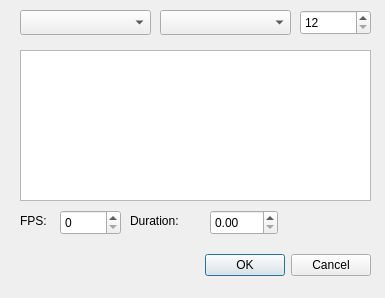
This is frameobjectdialog.ui in IENT/YUView as Qt 5 draws it before an edit. The edited form follows.
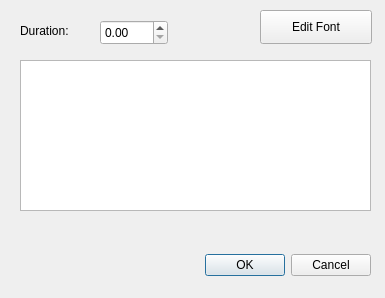
This is the edited form.

Patch:
```diff
--- a/frameobjectdialog.ui
+++ b/frameobjectdialog.ui
@@ -39,72 +39,17 @@
    <property name="geometry">
     <rect>
      <x>20</x>
-     <y>50</y>
+     <y>60</y>
      <width>351</width>
      <height>151</height>
     </rect>
    </property>
   </widget>
-  <widget class="QComboBox" name="comboBox">
-   <property name="geometry">
-    <rect>
-     <x>20</x>
-     <y>10</y>
-     <width>131</width>
-     <height>25</height>
-    </rect>
-   </property>
-  </widget>
-  <widget class="QSpinBox" name="spinBox">
-   <property name="geometry">
-    <rect>
-     <x>300</x>
-     <y>10</y>
-     <width>71</width>
-     <height>25</height>
-    </rect>
-   </property>
-   <property name="suffix">
-    <string comment="pt"/>
-   </property>
-   <property name="minimum">
-    <number>12</number>
-   </property>
-   <property name="maximum">
-    <number>48</number>
-   </property>
-   <property name="singleStep">
-    <number>2</number>
-   </property>
-  </widget>
-  <widget class="QSpinBox" name="spinBox_2">
-   <property name="geometry">
-    <rect>
-     <x>60</x>
-     <y>210</y>
-     <width>61</width>
-     <height>25</height>
-    </rect>
-   </property>
-  </widget>
-  <widget class="QLabel" name="label">
-   <property name="geometry">
-    <rect>
-     <x>20</x>
-     <y>210</y>
-     <width>41</width>
-     <height>21</height>
-    </rect>
-   </property>
-   <property name="text">
-    <string>FPS:</string>
-   </property>
-  </widget>
   <widget class="QLabel" name="label_2">
    <property name="geometry">
     <rect>
-     <x>130</x>
-     <y>210</y>
+     <x>20</x>
+     <y>20</y>
      <width>71</width>
      <height>21</height>
     </rect>
@@ -113,26 +58,29 @@
     <string>Duration: </string>
    </property>
   </widget>
-  <widget class="QComboBox" name="comboBox_2">
-   <property name="geometry">
-    <rect>
-     <x>160</x>
-     <y>10</y>
-     <width>131</width>
-     <height>25</height>
-    </rect>
-   </property>
-  </widget>
   <widget class="QDoubleSpinBox" name="doubleSpinBox">
    <property name="geometry">
     <rect>
-     <x>210</x>
-     <y>210</y>
+     <x>100</x>
+     <y>20</y>
      <width>68</width>
      <height>25</height>
     </rect>
    </property>
   </widget>
+  <widget class="QPushButton" name="editFontButton">
+   <property name="geometry">
+    <rect>
+     <x>260</x>
+     <y>10</y>
+     <width>112</width>
+     <height>34</height>
+    </rect>
+   </property>
+   <property name="text">
+    <string>Edit Font</string>
+   </property>
+  </widget>
  </widget>
  <resources/>
  <connections>
```
Left out of the diff: 36 changed lines with no effect on the pictures.
